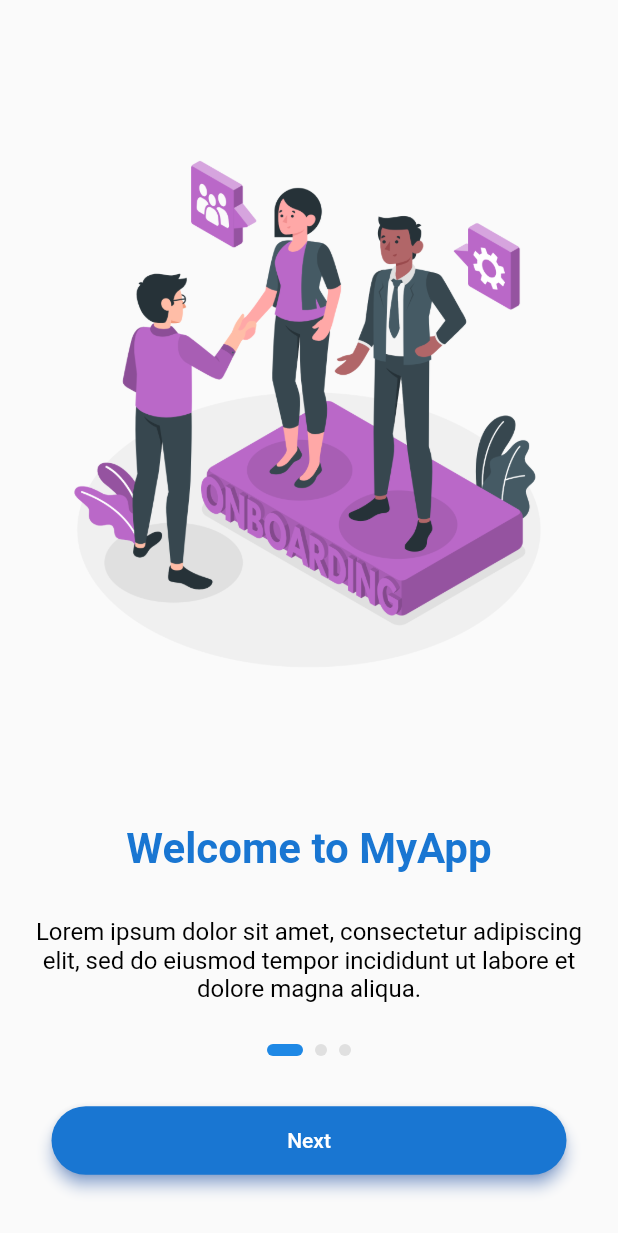
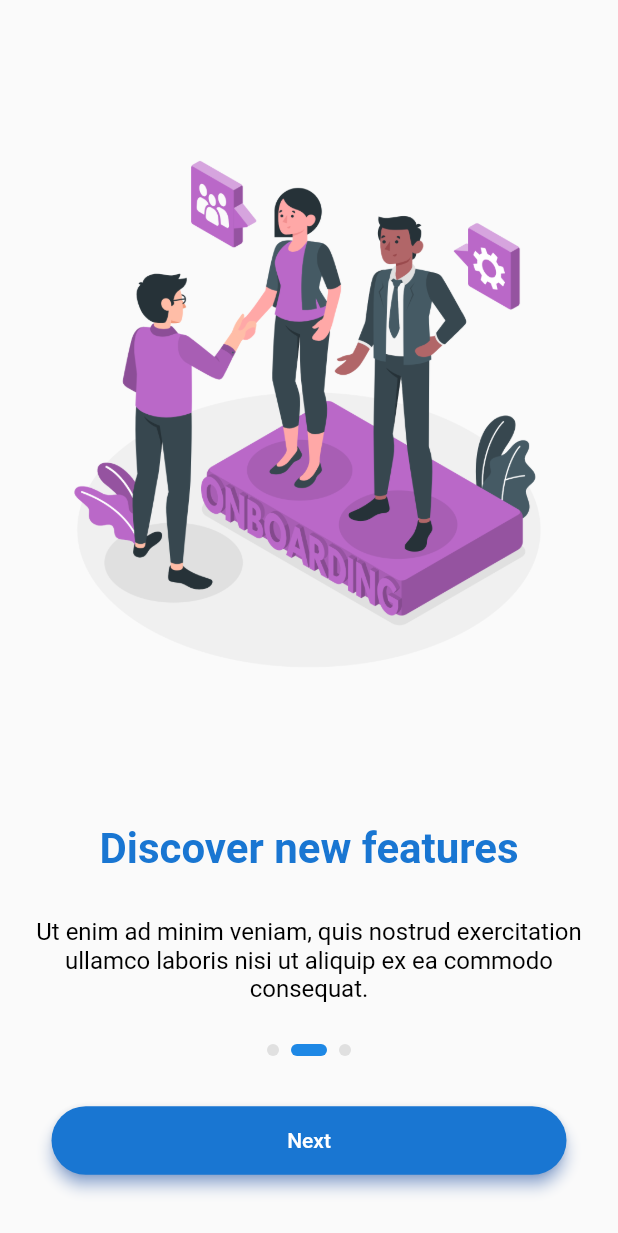
Before and after one commit to prabhjot-arora31/zealyug, a Flutter app: the screen it shows after launch, after a tap on "Next", on a phone screen of 412 x 824 dp. Shown: the top 1233 px of the screen. Run offline on Flutter 3.47's test engine with Material 2 defaults, Android fonts, the phone set to English and light mode, and no system bars; our stand-ins replace snippet_coder_utils.

Commit message:
Fixed Onboarding Screens routing

```diff
--- a/lib/main.dart
+++ b/lib/main.dart
@@ -1,8 +1,8 @@
 import 'package:flutter/material.dart';
 import 'package:flutter/services.dart';
-import 'package:zealyug/onboardings.dart/lists.dart';
+import 'package:zealyug/onboardings.dart/onboarding_sliders.dart';
 import 'package:zealyug/onboardings.dart/main_screen.dart';
-import 'package:zealyug/onboardings.dart/onboardscreens.dart';
+import 'package:zealyug/onboardings.dart/onboarding_screens.dart';
 
 void main() {
   runApp(const MyApp());
--- a/lib/onboardings.dart/lists.dart
+++ /dev/null
@@ -1,95 +0,0 @@
-import 'package:flutter/material.dart';
-import 'package:zealyug/onboardings.dart/onboardscreens.dart';
-
-class OnboardingSlider extends StatefulWidget {
-  const OnboardingSlider({Key? key}) : super(key: key);
-
-  @override
-  _OnboardingSliderState createState() => _OnboardingSliderState();
-}
-
-class _OnboardingSliderState extends State<OnboardingSlider> {
-  final PageController _pageController = PageController(initialPage: 0);
-  final List<OnboardingScreen> _screens = [
-    OnboardingScreen(
-      imageAsset: 'assets/images/Onboarding-amico.png',
-      title: 'Welcome to MyApp',
-      description:
-          'Lorem ipsum dolor sit amet, consectetur adipiscing elit, sed do eiusmod tempor incididunt ut labore et dolore magna aliqua.',
-      onNext: () {},
-      titleColor: Colors.blue.shade700,
-    ),
-    OnboardingScreen(
-      imageAsset: 'assets/images/Onboarding-amico.png',
-      title: 'Discover new features',
-      description:
-          'Ut enim ad minim veniam, quis nostrud exercitation ullamco laboris nisi ut aliquip ex ea commodo consequat.',
-      onNext: () {},
-      titleColor: Colors.blue.shade700,
-    ),
-    OnboardingScreen(
-      imageAsset: 'assets/images/Onboarding-amico.png',
-      title: 'Get started now',
-      description:
-          'Duis aute irure dolor in reprehenderit in voluptate velit esse cillum dolore eu fugiat nulla pariatur.',
-      onNext: () {},
-      titleColor: Colors.blue.shade700,
-    ),
-  ];
-
-  @override
-  Widget build(BuildContext context) {
-    return Scaffold(
-      body: Stack(
-        children: [
-          PageView.builder(
-            controller: _pageController,
-            itemCount: _screens.length,
-            itemBuilder: (BuildContext context, int index) {
-              return _screens[index];
-            },
-          ),
-          Positioned(
-            bottom: 120,
-            left: 0,
-            right: 0,
-            child: Row(
-              mainAxisAlignment: MainAxisAlignment.center,
-              children: List.generate(
-                _screens.length,
-                (int index) => AnimatedContainer(
-                  duration: const Duration(milliseconds: 300),
-                  height: 8,
-                  width: index == _currentPage ? 24 : 8,
-                  margin: const EdgeInsets.symmetric(horizontal: 4),
-                  decoration: BoxDecoration(
-                    color: index == _currentPage
-                        ? Colors.blue.shade600
-                        : Colors.grey.shade300,
-                    borderRadius: BorderRadius.circular(4),
-                  ),
-                ),
-              ),
-            ),
-          ),
-        ],
-      ),
-    );
-  }
-
-  int _currentPage = 0;
-  void onNext() {
-    _pageController.animateToPage(_pageController.page!.toInt() + 1,
-        duration: const Duration(milliseconds: 400), curve: Curves.easeIn);
-  }
-
-  @override
-  void initState() {
-    super.initState();
-    _pageController.addListener(() {
-      setState(() {
-        _currentPage = _pageController.page!.round();
-      });
-    });
-  }
-}
--- /dev/null
+++ b/lib/onboardings.dart/onboarding_sliders.dart
@@ -0,0 +1,112 @@
+import 'package:flutter/material.dart';
+import 'package:zealyug/onboardings.dart/main_screen.dart';
+import 'package:zealyug/onboardings.dart/onboarding_screens.dart';
+
+class OnboardingSlider extends StatefulWidget {
+  const OnboardingSlider({Key? key}) : super(key: key);
+
+  @override
+  _OnboardingSliderState createState() => _OnboardingSliderState();
+}
+
+class _OnboardingSliderState extends State<OnboardingSlider> {
+  late PageController _pageController;
+  List<OnboardingScreen> _screens = [];
+
+  @override
+  void initState() {
+    super.initState();
+    _pageController = PageController(initialPage: 0);
+    _screens = [
+      OnboardingScreen(
+        imageAsset: 'assets/images/Onboarding-amico.png',
+        title: 'Welcome to MyApp',
+        description:
+            'Lorem ipsum dolor sit amet, consectetur adipiscing elit, sed do eiusmod tempor incididunt ut labore et dolore magna aliqua.',
+        onNext: () {
+          _pageController.animateToPage(
+            1,
+            duration: const Duration(milliseconds: 400),
+            curve: Curves.easeIn,
+          );
+        },
+        titleColor: Colors.blue.shade700,
+      ),
+      OnboardingScreen(
+        imageAsset: 'assets/images/Onboarding-amico.png',
+        title: 'Discover new features',
+        description:
+            'Ut enim ad minim veniam, quis nostrud exercitation ullamco laboris nisi ut aliquip ex ea commodo consequat.',
+        onNext: () {
+          _pageController.animateToPage(
+            2,
+            duration: const Duration(milliseconds: 400),
+            curve: Curves.easeIn,
+          );
+        },
+        titleColor: Colors.blue.shade700,
+      ),
+      OnboardingScreen(
+        imageAsset: 'assets/images/Onboarding-amico.png',
+        title: 'Get started now',
+        description:
+            'Duis aute irure dolor in reprehenderit in voluptate velit esse cillum dolore eu fugiat nulla pariatur.',
+        onNext: () {
+          Navigator.of(context).push(
+            MaterialPageRoute(
+              builder: (_) => const OnboardingScreenMain(),
+            ),
+          );
+        },
+        titleColor: Colors.blue.shade700,
+      ),
+    ];
+  }
+
+  int _currentPage = 0;
+
+  @override
+  Widget build(BuildContext context) {
+    return Scaffold(
+      body: Stack(
+        children: [
+          PageView.builder(
+            controller: _pageController,
+            itemCount: _screens.length,
+            itemBuilder: (BuildContext context, int index) {
+              return _screens[index];
+            },
+            onPageChanged: (int index) {
+              setState(() {
+                _currentPage = index;
+              });
+            },
+          ),
+          Positioned(
+            bottom: 120,
+            left: 0,
+            right: 0,
+            child: Row(
+              mainAxisAlignment: MainAxisAlignment.center,
+              children: List.generate(
+                _screens.length,
+                (int index) => AnimatedContainer(
+                  duration: const Duration(milliseconds: 300),
+                  height: 8,
+                  width: index == _currentPage ? 24 : 8,
+                  margin: const EdgeInsets.symmetric(horizontal: 4),
+                  decoration: BoxDecoration(
+                    color: index == _currentPage
+                        ? Colors.blue.shade600
+                        : Colors.grey.shade300,
+                    borderRadius: BorderRadius.circular(4),
+                  ),
+                ),
+              ),
+            ),
+          ),
+        ],
+      ),
+    );
+  }
+}
```
Also changed, not shown: lib/onboardings.dart/onboarding_screens.dart (renamed from lib/onboardings.dart/onboardscreens.dart).
